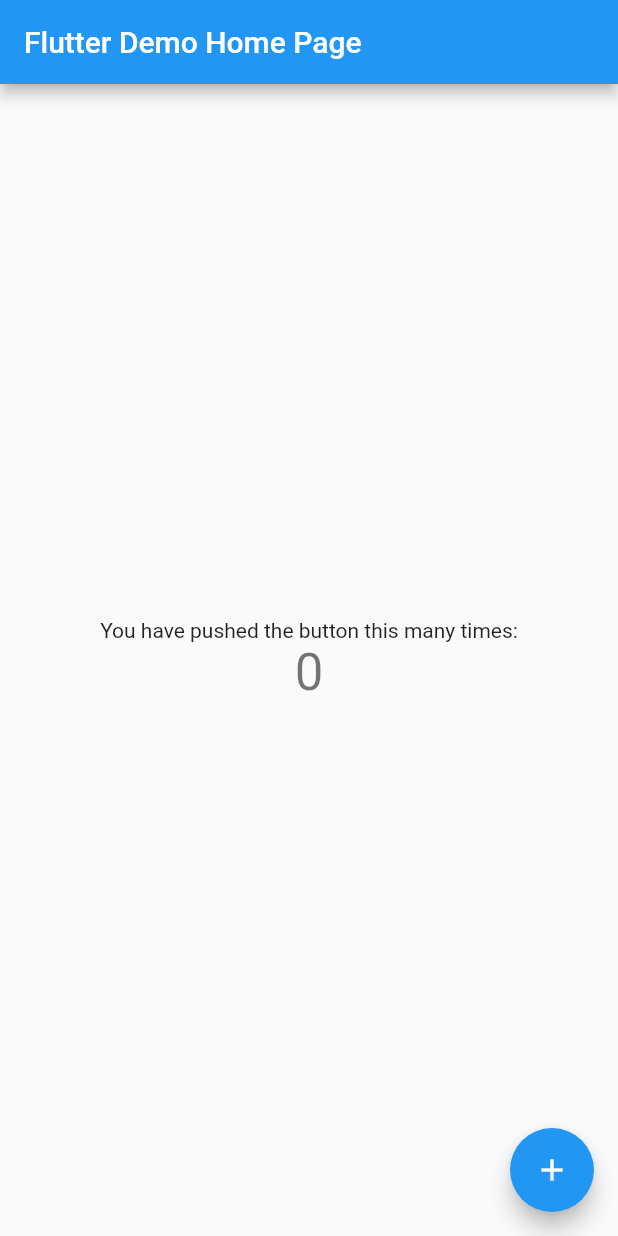
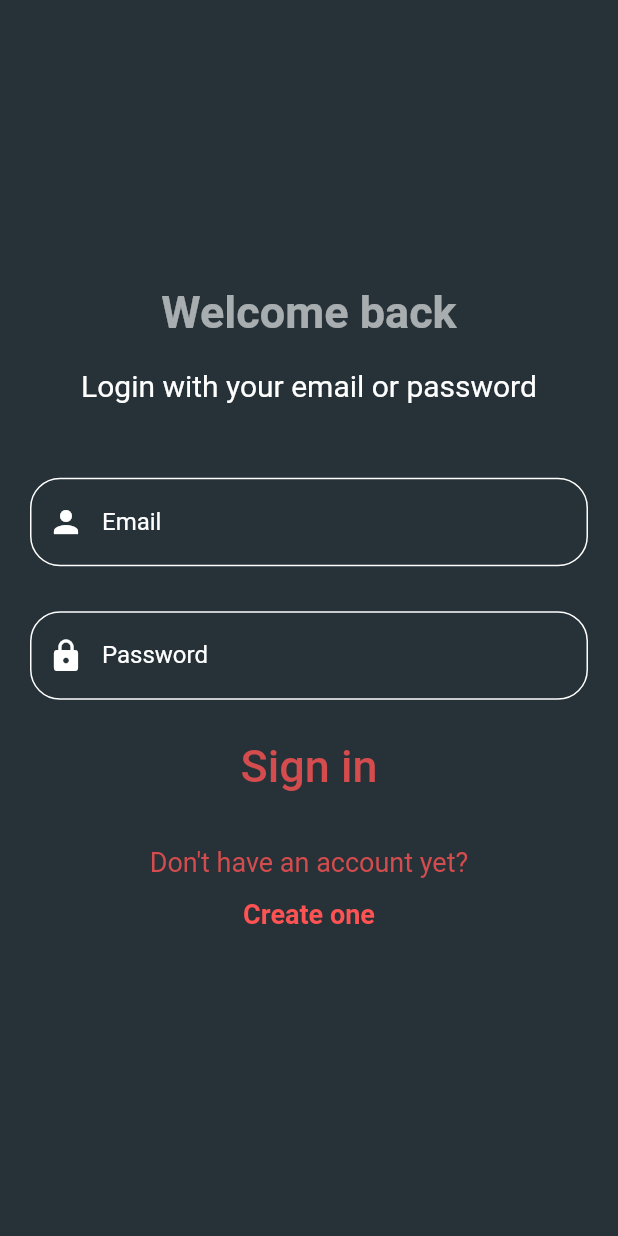
Before and after one commit to bloc265/real-estate, a Flutter app: the screen it shows after launch, on a phone screen of 412 x 824 dp. Run offline on Flutter 3.47's test engine with Material 2 defaults, Android fonts, the phone set to English and light mode, and no system bars.

Commit message:
login ul and route

```diff
--- a/app/lib/main.dart
+++ b/app/lib/main.dart
@@ -1,108 +1,16 @@
+import 'package:app/screens/SignUp.dart';
+import 'package:app/screens/login.dart';
+import 'package:app/screens/splash.dart';
 import 'package:flutter/material.dart';
 
-void main() {
-  runApp(MyApp());
+void main(){
+  runApp(
+    MaterialApp(
+      routes: {
+        '/':(context) => SplashScreen(),
+        '/login':(context) => LoginScreen(),
+        '/signup':(context) => SignUp()
+      },
+    )
+  );
 }
-
-class MyApp extends StatelessWidget {
-  // This widget is the root of your application.
-  @override
-  Widget build(BuildContext context) {
-    return MaterialApp(
-      title: 'Flutter Demo',
-      theme: ThemeData(
-        primarySwatch: Colors.blue,
-        // This makes the visual density adapt to the platform that you run
-        // the app on. For desktop platforms, the controls will be smaller and
-        // closer together (more dense) than on mobile platforms.
-        visualDensity: VisualDensity.adaptivePlatformDensity,
-      ),
-      home: MyHomePage(title: 'Flutter Demo Home Page'),
-    );
-  }
-}
-
-class MyHomePage extends StatefulWidget {
-  MyHomePage({Key key, this.title}) : super(key: key);
-
-  // This widget is the home page of your application. It is stateful, meaning
-  // that it has a State object (defined below) that contains fields that affect
-  // how it looks.
-
-  // This class is the configuration for the state. It holds the values (in this
-  // case the title) provided by the parent (in this case the App widget) and
-  // used by the build method of the State. Fields in a Widget subclass are
-  // always marked "final".
-
-  final String title;
-
-  @override
-  _MyHomePageState createState() => _MyHomePageState();
-}
-
-class _MyHomePageState extends State<MyHomePage> {
-  int _counter = 0;
-
-  void _incrementCounter() {
-    setState(() {
-      // This call to setState tells the Flutter framework that something has
-      // changed in this State, which causes it to rerun the build method below
-      // so that the display can reflect the updated values. If we changed
-      // _counter without calling setState(), then the build method would not be
-      // called again, and so nothing would appear to happen.
-      _counter++;
-    });
-  }
-
-  @override
-  Widget build(BuildContext context) {
-    // This method is rerun every time setState is called, for instance as done
-    // by the _incrementCounter method above.
-    //
-    // The Flutter framework has been optimized to make rerunning build methods
-    // fast, so that you can just rebuild anything that needs updating rather
-    // than having to individually change instances of widgets.
-    return Scaffold(
-      appBar: AppBar(
-        // Here we take the value from the MyHomePage object that was created by
-        // the App.build method, and use it to set our appbar title.
-        title: Text(widget.title),
-      ),
-      body: Center(
-        // Center is a layout widget. It takes a single child and positions it
-        // in the middle of the parent.
-        child: Column(
-          // Column is also a layout widget. It takes a list of children and
-          // arranges them vertically. By default, it sizes itself to fit its
-          // children horizontally, and tries to be as tall as its parent.
-          //
-          // Invoke "debug painting" (press "p" in the console, choose the
-          // "Toggle Debug Paint" action from the Flutter Inspector in Android
-          // Studio, or the "Toggle Debug Paint" command in Visual Studio Code)
-          // to see the wireframe for each widget.
-          //
-          // Column has various properties to control how it sizes itself and
-          // how it positions its children. Here we use mainAxisAlignment to
-          // center the children vertically; the main axis here is the vertical
-          // axis because Columns are vertical (the cross axis would be
-          // horizontal).
-          mainAxisAlignment: MainAxisAlignment.center,
-          children: <Widget>[
-            Text(
-              'You have pushed the button this many times:',
-            ),
-            Text(
-              '$_counter',
-              style: Theme.of(context).textTheme.headline4,
-            ),
-          ],
-        ),
-      ),
-      floatingActionButton: FloatingActionButton(
-        onPressed: _incrementCounter,
-        tooltip: 'Increment',
-        child: Icon(Icons.add),
-      ), // This trailing comma makes auto-formatting nicer for build methods.
-    );
-  }
-}
--- /dev/null
+++ b/app/lib/screens/login.dart
@@ -0,0 +1,106 @@
+import 'package:flutter/material.dart';
+
+class LoginScreen extends StatefulWidget {
+  @override
+  _LoginScreenState createState() => _LoginScreenState();
+}
+
+class _LoginScreenState extends State<LoginScreen> {
+  final _formkey = GlobalKey<FormState>();
+  TextEditingController _email = TextEditingController();
+  TextEditingController _password = TextEditingController();
+  @override
+  Widget build(BuildContext context) {
+    return Scaffold(
+      backgroundColor: Colors.blueGrey[900],
+      body:Container(
+        height: MediaQuery.of(context).size.height,
+        child: Center(
+          child: SingleChildScrollView(
+            child: Column(
+              children: [
+
+                Text('Welcome back', style: TextStyle(color: Colors.white.withOpacity(0.6), fontWeight: FontWeight.bold, fontSize: 30),),
+               SizedBox(
+                 height: 20,
+               ),
+               Text('Login with your email or password', style: TextStyle(color: Colors.white, fontSize: 20),),
+               SizedBox(height: 50,),
+               Form(
+                 key: _formkey,
+                 child: Column(
+                   children: [
+                     Padding(
+                       padding: const EdgeInsets.only(left: 20, right: 20),
+                       child: TextFormField(
+
+                         controller: _email,
+                         decoration: InputDecoration(
+                           hintText: "Email",
+                           prefixIcon:Icon(Icons.person, color: Colors.white,) ,
+                           labelText: "Email",
+                           hintStyle: TextStyle(color: Colors.blue[600]),
+                           labelStyle: TextStyle(color: Colors.white),
+                           enabledBorder: OutlineInputBorder(
+                             borderRadius: BorderRadius.circular(20),
+                             borderSide:BorderSide(color: Colors.white)
+                           ),
+                           focusedBorder: OutlineInputBorder(
+                               borderRadius: BorderRadius.circular(20),
+                               borderSide: BorderSide(color: Colors.white)
+                           )
+                         ),
+                       ),
+                     ),
+                     SizedBox(height: 30,),
+                     Padding(
+                       padding: const EdgeInsets.only(left: 20, right: 20),
+                       child: TextFormField(
+                         controller: _password,
+                         decoration: InputDecoration(
+                           prefixIcon: Icon(Icons.lock, color: Colors.white,),
+                             hintText: "Password",
+                             labelText: "Password",
+                             hintStyle: TextStyle(color: Colors.blue[600]),
+                             labelStyle: TextStyle(color: Colors.white),
+                             enabledBorder: OutlineInputBorder(
+                                 borderRadius: BorderRadius.circular(20),
+                                 borderSide:BorderSide(color: Colors.white)
+                             ),
+                             focusedBorder: OutlineInputBorder(
+                                 borderRadius: BorderRadius.circular(20),
+                                 borderSide: BorderSide(color: Colors.white)
+                             )
+                         ),
+                       ),
+                     ),
+                     SizedBox(
+                       height: 20,
+                     ),
+                     FlatButton(
+                       child: Text('Sign in', style: TextStyle(color: Colors.redAccent.withOpacity(0.8), fontSize: 30),),
+                       onPressed: (){
+
+                       },
+                     ),
+                     SizedBox(
+                       height: 30,
+                     ),
+                     Text('Don\'t have an account yet?', style: TextStyle(color: Colors.redAccent.withOpacity(0.8), fontSize: 18),),
+                     FlatButton(onPressed: (){
+                       Navigator.pushNamed(context, '/signup');
+                     },
+                         child: Text('Create one', style: TextStyle(color: Colors.redAccent, fontWeight: FontWeight.w600, fontSize: 18),)
+                     )
+
+                   ],
+                 ),
+               )
+              ],
+            ),
+          )
+        ),
+      ),
+    );
+  }
+}
--- a/app/pubspec.yaml
+++ b/app/pubspec.yaml
@@ -26,6 +26,7 @@ dependencies:
   http: ^0.12.0+4
   shared_preferences: ^0.5.12+4
   fluttertoast: ^7.1.6
+  image_picker: ^0.6.7+22
 
 
   # The following adds the Cupertino Icons font to your application.
```
Also changed, not shown: app/lib/screens/SignUp.dart (added, +32 -0 lines), app/lib/screens/splash.dart (added, +35 -0 lines), app/pubspec.lock, 5 other files.
